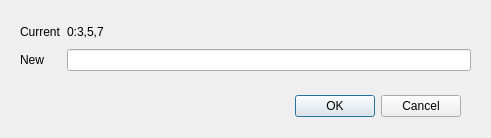
The window that Forms/ChanListDialog.ui (billkarsh/SpikeGLX) describes before a commit, drawn with Qt 5.
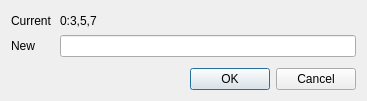
The same window after the commit.

Commit message: Make all dialogs resizing, prettier

The edit to the form file:
```diff
--- a/Forms/ChanListDialog.ui
+++ b/Forms/ChanListDialog.ui
@@ -6,44 +6,30 @@
    <rect>
     <x>0</x>
     <y>0</y>
-    <width>491</width>
-    <height>138</height>
+    <width>367</width>
+    <height>101</height>
    </rect>
   </property>
-  <widget class="QDialogButtonBox" name="buttonBox">
-   <property name="geometry">
-    <rect>
-     <x>250</x>
-     <y>90</y>
-     <width>211</width>
-     <height>32</height>
-    </rect>
+  <layout class="QGridLayout" name="gridLayout_2">
+   <property name="verticalSpacing">
+    <number>6</number>
    </property>
-   <property name="focusPolicy">
-    <enum>Qt::StrongFocus</enum>
-   </property>
-   <property name="orientation">
-    <enum>Qt::Horizontal</enum>
-   </property>
-   <property name="standardButtons">
-    <set>QDialogButtonBox::Cancel|QDialogButtonBox::Ok</set>
-   </property>
-  </widget>
-  <widget class="QWidget" name="gridLayoutWidget">
-   <property name="geometry">
-    <rect>
-     <x>20</x>
-     <y>20</y>
-     <width>451</width>
-     <height>51</height>
-    </rect>
-   </property>
+   <item row="0" column="0">
    <layout class="QGridLayout" name="gridLayout">
     <property name="horizontalSpacing">
-     <number>6</number>
+      <number>8</number>
+     </property>
+     <property name="verticalSpacing">
+      <number>4</number>
     </property>
     <item row="1" column="0">
      <widget class="QLabel" name="label_2">
+       <property name="sizePolicy">
+        <sizepolicy hsizetype="Preferred" vsizetype="Preferred">
+         <horstretch>0</horstretch>
+         <verstretch>0</verstretch>
+        </sizepolicy>
+       </property>
       <property name="text">
        <string>New</string>
       </property>
@@ -51,6 +37,12 @@
     </item>
     <item row="0" column="0">
      <widget class="QLabel" name="label">
+       <property name="sizePolicy">
+        <sizepolicy hsizetype="Preferred" vsizetype="Preferred">
+         <horstretch>0</horstretch>
+         <verstretch>0</verstretch>
+        </sizepolicy>
+       </property>
       <property name="text">
        <string>Current</string>
       </property>
@@ -59,7 +51,7 @@
     <item row="0" column="1">
      <widget class="QLabel" name="curLbl">
       <property name="sizePolicy">
-       <sizepolicy hsizetype="Expanding" vsizetype="Preferred">
+        <sizepolicy hsizetype="Preferred" vsizetype="Preferred">
         <horstretch>0</horstretch>
         <verstretch>0</verstretch>
        </sizepolicy>
@@ -79,7 +71,43 @@
      <widget class="QLineEdit" name="chansLE"/>
     </item>
    </layout>
-  </widget>
+   </item>
+   <item row="2" column="0">
+    <widget class="QDialogButtonBox" name="buttonBox">
+     <property name="sizePolicy">
+      <sizepolicy hsizetype="Preferred" vsizetype="Preferred">
+       <horstretch>0</horstretch>
+       <verstretch>0</verstretch>
+      </sizepolicy>
+     </property>
+     <property name="focusPolicy">
+      <enum>Qt::StrongFocus</enum>
+     </property>
+     <property name="orientation">
+      <enum>Qt::Horizontal</enum>
+     </property>
+     <property name="standardButtons">
+      <set>QDialogButtonBox::Cancel|QDialogButtonBox::Ok</set>
+     </property>
+    </widget>
+   </item>
+   <item row="1" column="0">
+    <spacer name="verticalSpacer">
+     <property name="orientation">
+      <enum>Qt::Vertical</enum>
+     </property>
+     <property name="sizeType">
+      <enum>QSizePolicy::MinimumExpanding</enum>
+     </property>
+     <property name="sizeHint" stdset="0">
+      <size>
+       <width>0</width>
+       <height>2</height>
+      </size>
+     </property>
+    </spacer>
+   </item>
+  </layout>
  </widget>
  <tabstops>
   <tabstop>chansLE</tabstop>
```
Lines whose indentation alone changed are shown as unchanged. The commit also changes 15 other files.
